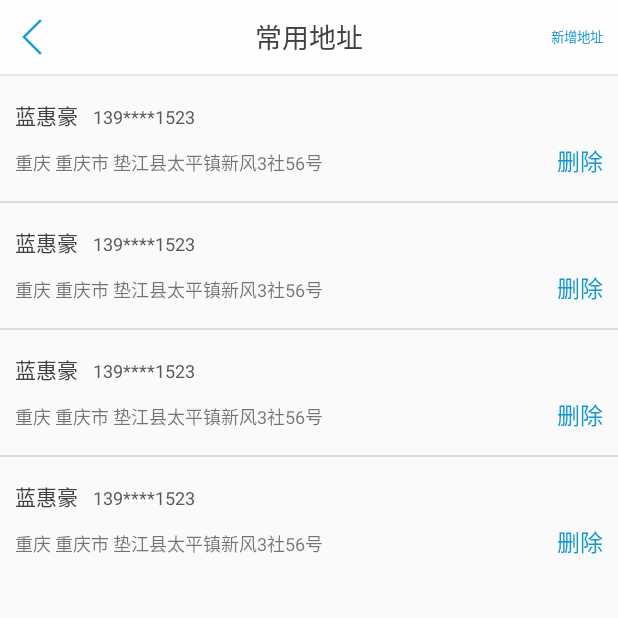
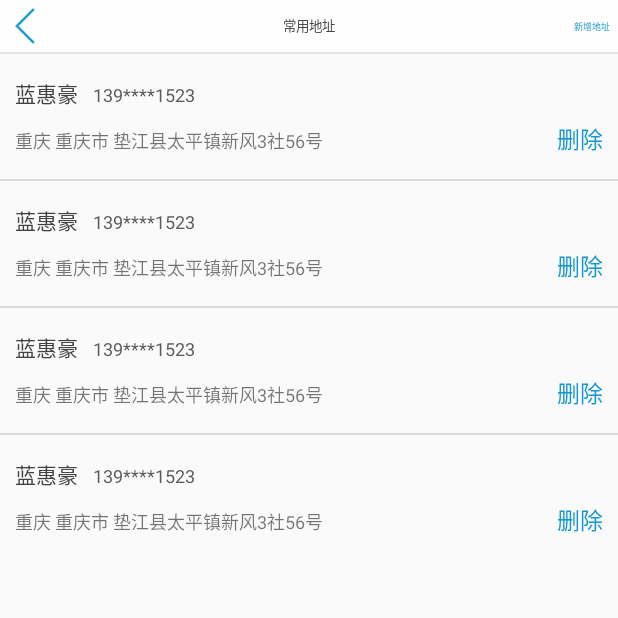
Before and after one commit to daquanzheng/CarefreeHousekeeping, an Android app: the CommonAddressActivity screen opened directly, with no data from a screen before it, on a phone screen of 412 x 824 dp, the top half of it. Run offline under Robolectric (Android 15) with nearby library versions, the light colour scheme and no system bars.

Commit message:
修改了一些标题栏不适配的问题

```diff
--- a/CarefreeHouseKeeping/app/src/main/AndroidManifest.xml
+++ b/CarefreeHouseKeeping/app/src/main/AndroidManifest.xml
@@ -21,14 +21,14 @@
         android:theme="@style/AppTheme">
         <activity android:name=".activity.OnlineOnsultant"/>
 
-        <activity android:name=".activity.RegisterActivity">
+        <activity android:name=".activity.HomeMainActivity">
             <intent-filter>
             <action android:name="android.intent.action.MAIN" />
 
             <category android:name="android.intent.category.LAUNCHER" />
             </intent-filter>
         </activity>
-        <activity android:name=".activity.HomeMainActivity"/>
+        <!--<activity android:name=".activity.HomeMainActivity"/>-->
         <activity android:name=".activity.GuideActivity"/>
 
         <activity android:name=".activity.Appointment"/>
--- a/CarefreeHouseKeeping/app/src/main/java/com/micro/android316/housekeeping/utils/Topbar.java
+++ b/CarefreeHouseKeeping/app/src/main/java/com/micro/android316/housekeeping/utils/Topbar.java
@@ -4,6 +4,7 @@ import android.content.Context;
 import android.content.res.TypedArray;
 import android.graphics.drawable.Drawable;
 import android.util.AttributeSet;
+import android.util.Log;
 import android.view.Gravity;
 import android.view.View;
 import android.view.ViewGroup;
@@ -71,6 +72,7 @@ public class Topbar extends RelativeLayout{
         leftImg=ta.getDrawable(R.styleable.Topbar_leftImg);
 
         titleTextSize=ta.getDimension(R.styleable.Topbar_titleTextSize,0);
+        Log.i("titleSize", "Topbar: "+titleTextSize);
         titleTextColor=ta.getColor(R.styleable.Topbar_titleTextColor,0);
         title=ta.getString(R.styleable.Topbar_title);
 
@@ -89,8 +91,7 @@ public class Topbar extends RelativeLayout{
         rightTv.setTextColor(rightTextColor);
         rightTv.setTextSize(rightTextSize);
         rightTv.setText(rightText);
-        rightTv.setMaxWidth(70);
-
+        rightTv.setMaxWidth(50);
         if (leftImg!= null) {
             leftImgView.setImageDrawable(leftImg);
             leftImgView.setScaleType(ImageView.ScaleType.CENTER_CROP);
@@ -128,7 +129,7 @@ public class Topbar extends RelativeLayout{
 
         addView(rightTv,rightParams);
 
-        titleParams=new LayoutParams(ViewGroup.LayoutParams.WRAP_CONTENT, ViewGroup.LayoutParams.MATCH_PARENT);
+        titleParams=new LayoutParams(ViewGroup.LayoutParams.WRAP_CONTENT, ViewGroup.LayoutParams.WRAP_CONTENT);
         titleParams.addRule(RelativeLayout.CENTER_IN_PARENT,TRUE);
 
 
@@ -181,7 +182,12 @@ public class Topbar extends RelativeLayout{
 
 //    @Override
 //    protected void onMeasure(int widthMeasureSpec, int heightMeasureSpec) {
-//        int actualHeight=MeasureSpec.makeMeasureSpec(Integer.MAX_VALUE>>2,MeasureSpec.AT_MOST);
-//        super.onMeasure(widthMeasureSpec,actualHeight);
+////        int actualHeight=MeasureSpec.makeMeasureSpec(Integer.MAX_VALUE>>2,MeasureSpec.AT_MOST);
+//        super.onMeasure(widthMeasureSpec,heightMeasureSpec);
 //    }
+
+    @Override
+    protected void onMeasure(int widthMeasureSpec, int heightMeasureSpec) {
+        super.onMeasure(widthMeasureSpec, heightMeasureSpec);
+    }
 }
--- a/CarefreeHouseKeeping/app/src/main/res/layout/activity_login.xml
+++ b/CarefreeHouseKeeping/app/src/main/res/layout/activity_login.xml
@@ -7,14 +7,14 @@
     <com.micro.android316.housekeeping.utils.Topbar
         android:id="@+id/login_topBar"
         android:layout_width="match_parent"
-        android:layout_height="49dp"
+        android:layout_height="wrap_content"
         android:background="@color/TopBarBg"
         custom:leftImg="@mipmap/top_back"
         custom:title="登录"
         custom:titleTextColor="@color/white_text"
-        custom:titleTextSize="12sp"
+        custom:titleTextSize="6sp"
         android:layout_alignParentTop="true"
-        android:padding="10dp">
+        android:padding="5dp">
     </com.micro.android316.housekeeping.utils.Topbar>
     <RelativeLayout
         android:layout_width="match_parent"
--- a/CarefreeHouseKeeping/app/src/main/res/layout/activity_set.xml
+++ b/CarefreeHouseKeeping/app/src/main/res/layout/activity_set.xml
@@ -7,15 +7,15 @@
     <com.micro.android316.housekeeping.utils.Topbar
         android:id="@+id/set_topbar"
         android:layout_width="match_parent"
-        android:layout_height="49dp"
+        android:layout_height="wrap_content"
         android:background="@color/TopBarBg"
         custom:leftImg="@mipmap/top_back"
         custom:rightTextColor="@color/white_text"
         custom:title="设置"
         custom:titleTextColor="@color/white_text"
-        custom:titleTextSize="12sp"
+        custom:titleTextSize="6sp"
         android:layout_alignParentTop="true"
-        android:padding="10dp">
+        android:padding="5dp">
     </com.micro.android316.housekeeping.utils.Topbar>
     <LinearLayout
         android:layout_width="match_parent"
--- a/CarefreeHouseKeeping/app/src/main/res/layout/detailed_address.xml
+++ b/CarefreeHouseKeeping/app/src/main/res/layout/detailed_address.xml
@@ -7,17 +7,17 @@
     <com.micro.android316.housekeeping.utils.Topbar
         android:id="@+id/address_topbar"
         android:layout_width="match_parent"
-        android:layout_height="49dp"
+        android:layout_height="wrap_content"
         android:background="@color/white_text"
         custom:leftImg="@mipmap/address_arrow"
         custom:rightTextColor="@color/text_blue"
         custom:rightText="新增地址"
-        custom:rightTextSize="6sp"
+        custom:rightTextSize="4sp"
         custom:title="常用地址"
         custom:titleTextColor="#424141"
-        custom:titleTextSize="12sp"
+        custom:titleTextSize="6sp"
         android:layout_alignParentTop="true"
-        android:padding="10dp">
+        android:padding="5dp">
     </com.micro.android316.housekeeping.utils.Topbar>
     <View
         android:layout_width="match_parent"
--- a/CarefreeHouseKeeping/app/src/main/res/layout/message.xml
+++ b/CarefreeHouseKeeping/app/src/main/res/layout/message.xml
@@ -7,14 +7,14 @@
     <com.micro.android316.housekeeping.utils.Topbar
         android:id="@+id/message_topBar"
         android:layout_width="match_parent"
-        android:layout_height="49dp"
+        android:layout_height="wrap_content"
         android:background="@color/TopBarBg"
         custom:leftImg="@mipmap/top_back"
         custom:title="消息"
         custom:titleTextColor="@color/white_text"
-        custom:titleTextSize="12sp"
+        custom:titleTextSize="8sp"
         android:layout_alignParentTop="true"
-        android:padding="10dp">
+        android:padding="5dp">
     </com.micro.android316.housekeeping.utils.Topbar>
     <LinearLayout
         android:layout_width="match_parent"
--- a/CarefreeHouseKeeping/app/src/main/res/layout/register.xml
+++ b/CarefreeHouseKeeping/app/src/main/res/layout/register.xml
@@ -7,14 +7,14 @@
     <com.micro.android316.housekeeping.utils.Topbar
         android:id="@+id/register_topbar"
         android:layout_width="match_parent"
-        android:layout_height="49dp"
+        android:layout_height="wrap_content"
         android:background="@color/TopBarBg"
         custom:leftImg="@mipmap/top_back"
         custom:title="注册"
         custom:titleTextColor="@color/white_text"
-        custom:titleTextSize="12sp"
+        custom:titleTextSize="6sp"
         android:layout_alignParentTop="true"
-        android:padding="10dp">
+        android:padding="5dp">
     </com.micro.android316.housekeeping.utils.Topbar>
     <RelativeLayout
         android:layout_width="match_parent"
```
Also changed, not shown: CarefreeHouseKeeping/app/src/main/res/layout/mine_fragment.xml (+4 -4 lines), CarefreeHouseKeeping/app/src/main/res/layout/personal_information.xml (+4 -4 lines).
